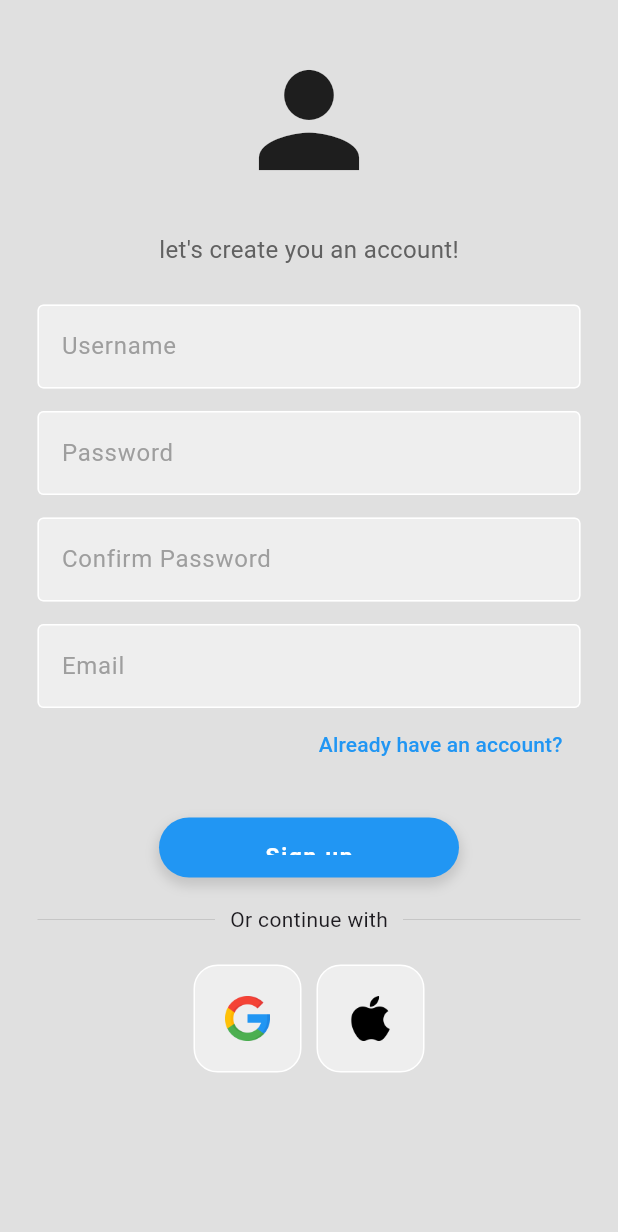
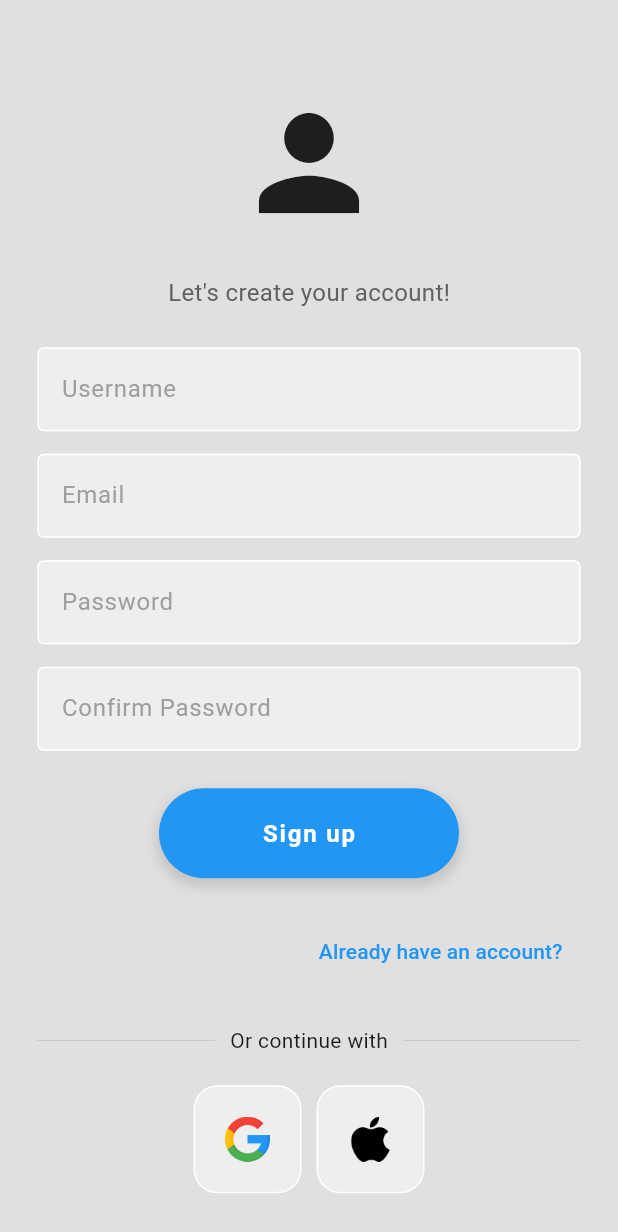
Before and after one commit to Macowen14/flutter_application2, a Flutter app: the screen it shows after launch, after a tap on "Sign up", on a phone screen of 412 x 824 dp. Shown: the top 1232 px of the screen. Run offline on Flutter 3.47's test engine with Material 3 defaults, Android fonts, the phone set to English and light mode, and no system bars; our stand-ins replace firebase_core; accounts and stored records are empty.

```diff
--- a/lib/main.dart
+++ b/lib/main.dart
@@ -1,8 +1,18 @@
+import 'package:firebase_core/firebase_core.dart';
 import 'package:flutter/material.dart';
-import 'package:flutter_application_2/pages/sign_up.dart';
 import 'pages/login_screen.dart';
 
-void main() {
+void main () async {
+  WidgetsFlutterBinding.ensureInitialized();
+  await Firebase.initializeApp(
+    options: const FirebaseOptions(
+        apiKey: 'AIzaSyCq3vyHLgKZY2fZBBLrgTv08jT4s5IDFbI',
+        appId: '1:10841637708:android:98453cf55572a4349305e9',
+        messagingSenderId: '10841637708',
+        projectId: 'flutterdemoapp-d8995',
+        storageBucket: 'flutterdemoapp-d8995.appspot.com'
+    )
+  );
   runApp(const MyApp());
 }
 
@@ -15,7 +25,7 @@ class MyApp extends StatelessWidget {
     return MaterialApp(
       debugShowCheckedModeBanner: false,
       title: 'Flutter Demo',
-      home: SignupScreen(),
+      home: LoginScreen(),
     );
   }
 }
--- a/lib/pages/login_screen.dart
+++ b/lib/pages/login_screen.dart
@@ -2,71 +2,75 @@ import 'package:flutter/material.dart';
 import 'package:flutter_application_2/components/my_button.dart';
 import 'package:flutter_application_2/components/my_text_field.dart';
 import 'package:flutter_application_2/components/square_title.dart';
+import 'package:flutter_application_2/pages/sign_up.dart';
 
 class LoginScreen extends StatelessWidget {
   LoginScreen({super.key});
 
-// text editing controllers
+  // Text editing controllers for username and password fields
   final usernameController = TextEditingController();
   final passwordController = TextEditingController();
 
-  // signin  method
-  void signUserIn() {}
+  // Sign-in method (to be implemented with authentication logic)
+  void signUserIn() {
+    // Add sign-in logic here
+  }
 
   @override
   Widget build(BuildContext context) {
     return Scaffold(
-        backgroundColor: Colors.grey[300],
+      backgroundColor: Colors.grey[300], // Set background color for the screen
       body: SafeArea(
         child: Center(
+          child: SingleChildScrollView(
+            padding: const EdgeInsets.symmetric(
+                horizontal: 20), // Add padding for better layout
             child: Column(
+              mainAxisAlignment: MainAxisAlignment.center, // Center the content
               children: [
-              const SizedBox(height: 50),
+                const SizedBox(height: 50), // Space from top
 
-              //logo
+                // App logo/icon
                 const Icon(
                   Icons.lock,
                   size: 100,
+                  color: Colors.black, // Set icon color
                 ),
 
                 const SizedBox(height: 50),
 
-//welcom back,you have been missed!
-              Text('Welcome back you have been missed !',
+                // Welcome text
+                Text(
+                  'Welcome back, you\'ve been missed!',
                   style: TextStyle(
                     color: Colors.grey[700],
-                    fontSize: 16,
-                  )),
-
-              const SizedBox(
-                height: 25,
+                    fontSize: 18,
+                    fontWeight: FontWeight.bold, // Emphasize welcome text
+                  ),
                 ),
 
-//username textfield
+                const SizedBox(height: 30),
 
+                // Username text field
                 Mytextfield(
                   controller: usernameController,
                   hintText: 'Username',
-                  obscureText: false),
-
-              const SizedBox(
-                height: 10,
+                  obscureText: false,
                 ),
 
-//password textfield
+                const SizedBox(height: 15),
 
+                // Password text field
                 Mytextfield(
                   controller: passwordController,
                   hintText: 'Password',
-                  obscureText: true),
+                  obscureText: true, // Hide password
+                ),
 
                 const SizedBox(height: 10),
 
-//forgot password textfield
-
-              Padding(
-                padding: const EdgeInsets.symmetric(horizontal: 25.0),
-                child: Row(
+                // "Forgot password" text
+                Row(
                   mainAxisAlignment: MainAxisAlignment.end,
                   children: [
                     Text(
@@ -75,64 +79,76 @@ class LoginScreen extends StatelessWidget {
                     ),
                   ],
                 ),
+
+                const SizedBox(height: 10),
+
+                // "Don't have an account?" text with sign-up button
+                Row(
+                  mainAxisAlignment: MainAxisAlignment.center,
+                  children: [
+                    const Text("Don't have an account? "),
+                    TextButton(
+                      onPressed: () {
+                        Navigator.push(
+                          context,
+                          MaterialPageRoute(
+                            builder: (context) => SignupScreen(),
+                          ),
+                        );
+                      },
+                      child: const Text(
+                        'Sign up',
+                        style: TextStyle(color: Colors.blue),
+                      ),
+                    ),
+                  ],
                 ),
 
-              const SizedBox(
-                height: 25,
-              ),
+                const SizedBox(height: 20),
 
-//sign in button
-              MyButton(
-                onTap: signUserIn,
-              ),
-              const SizedBox(
-                height: 50,
-              ),
+                // Sign-in button
+                MyButton(onTap: signUserIn),
 
-//or continue
-              Padding(
-                  padding: const EdgeInsets.symmetric(horizontal: 25.0),
-                  child: Row(
+                const SizedBox(height: 30),
+
+                // Divider with "Or continue with"
+                Row(
                   children: [
                     Expanded(
                       child: Divider(
-                          thickness: .5,
+                        thickness: 0.5,
                         color: Colors.grey[400],
                       ),
                     ),
                     const Padding(
                       padding: EdgeInsets.symmetric(horizontal: 10.0),
-                          child: Text('Or continue with')),
+                      child: Text('Or continue with'),
+                    ),
                     Expanded(
                       child: Divider(
-                        thickness: .5,
+                        thickness: 0.5,
                         color: Colors.grey[400],
-                      ))
+                      ),
+                    ),
                   ],
-                  )),
+                ),
 
-              const SizedBox(
-                height: 50,
-              ),
-//google + apple sign in text
+                const SizedBox(height: 30),
+
+                // Google and Apple sign-in options
                 const Row(
                   mainAxisAlignment: MainAxisAlignment.center,
                   children: [
-                  // google button
-                  SquareTitle(
-                    imagePath: 'assets/images/google.png',
-                  ),
-                  SizedBox(
-                    width: 10,
-                  ),
-                  SquareTitle(
-                    imagePath: 'assets/images/apple.png',
-                  )
-                ],
-              )
-//not a memmber? register now
+                    SquareTitle(imagePath: 'assets/images/google.png'),
+                    SizedBox(width: 10),
+                    SquareTitle(imagePath: 'assets/images/apple.png'),
                   ],
                 ),
-        )));
+              ],
+            ),
+          ),
+        ),
+      ),
+    );
   }
 }
--- a/lib/pages/sign_up.dart
+++ b/lib/pages/sign_up.dart
@@ -1,5 +1,4 @@
 import 'package:flutter/material.dart';
-import 'package:flutter_application_2/components/my_button.dart';
 import 'package:flutter_application_2/components/my_text_field.dart';
 import 'package:flutter_application_2/components/square_title.dart';
 
@@ -9,10 +8,13 @@ class SignupScreen extends StatelessWidget {
   // text editing controllers
   final usernameController = TextEditingController();
   final passwordController = TextEditingController();
+  final confirmPasswordController = TextEditingController();
   final emailController = TextEditingController();
 
-  // signin  method
-  void signUserIn() {}
+  // signup method (to be implemented)
+  void signUserIn() {
+    // Perform validation and signup logic here
+  }
 
   @override
   Widget build(BuildContext context) {
@@ -20,11 +22,14 @@ class SignupScreen extends StatelessWidget {
       backgroundColor: Colors.grey[300],
       body: SafeArea(
         child: Center(
+          child: SingleChildScrollView(
+            // Added to prevent overflow
             child: Column(
+              mainAxisAlignment: MainAxisAlignment.center,
               children: [
                 const SizedBox(height: 30),
 
-              //logo
+                // logo
                 const Icon(
                   Icons.person,
                   size: 100,
@@ -32,30 +37,32 @@ class SignupScreen extends StatelessWidget {
 
                 const SizedBox(height: 25),
 
-//welcom back,you have been missed!
-              Text("let's create you an account!",
+                // Welcome message
+                Text("Let's create your account!",
                     style: TextStyle(
                       color: Colors.grey[700],
                       fontSize: 16,
                     )),
 
-              const SizedBox(
-                height: 25,
-              ),
+                const SizedBox(height: 25),
 
-//username textfield
-
+                // Username textfield
                 Mytextfield(
                     controller: usernameController,
                     hintText: 'Username',
                     obscureText: false),
 
-              const SizedBox(
-                height: 15,
-              ),
+                const SizedBox(height: 15),
 
-//password textfield
+                // Email textfield
+                Mytextfield(
+                    controller: emailController,
+                    hintText: 'Email',
+                    obscureText: false),
 
+                const SizedBox(height: 15),
+
+                // Password textfield
                 Mytextfield(
                     controller: passwordController,
                     hintText: 'Password',
@@ -63,136 +70,123 @@ class SignupScreen extends StatelessWidget {
 
                 const SizedBox(height: 15),
 
-// confirm password textfield
-
+                // Confirm password textfield
                 Mytextfield(
-                  controller: passwordController,
+                    controller: confirmPasswordController,
                     hintText: 'Confirm Password',
                     obscureText: true),
 
-              const SizedBox(height: 15),
+                const SizedBox(height: 25),
 
-//email textfield
-              Mytextfield(
-                  controller: emailController,
-                  hintText: 'Email',
-                  obscureText: false),
+                // Sign-up button
+                Center(
+                  child: Container(
+                    width: 200, // Increased width
+                    height: 60, // Increased height
+                    decoration: BoxDecoration(
+                      color: Colors.blue, // Background color
+                      borderRadius: BorderRadius.circular(30.0),
+                      boxShadow: [
+                        BoxShadow(
+                          color: Colors.grey.withOpacity(0.4),
+                          spreadRadius: 2,
+                          blurRadius: 6,
+                          offset: const Offset(0, 4),
+                        ),
+                      ],
+                    ),
+                    child: ElevatedButton(
+                      style: ElevatedButton.styleFrom(
+                        backgroundColor: Colors.transparent,
+                        shadowColor: Colors.transparent,
+                        padding: const EdgeInsets.symmetric(
+                            horizontal: 20.0, vertical: 15.0),
+                        shape: RoundedRectangleBorder(
+                          borderRadius: BorderRadius.circular(30.0),
+                        ),
+                      ),
+                      onPressed: signUserIn, // Call the signup method
+                      child: const Text(
+                        'Sign up',
+                        style: TextStyle(
+                          fontSize: 16,
+                          color: Colors.white,
+                          fontWeight: FontWeight.w600,
+                          letterSpacing: 1.2,
+                        ),
+                      ),
+                    ),
+                  ),
+                ),
 
-//already have an account
+                const SizedBox(height: 25),
 
+                // Already have an account? Login
                 Padding(
                   padding: const EdgeInsets.symmetric(horizontal: 25.0),
                   child: Row(
                     mainAxisAlignment: MainAxisAlignment.end,
                     children: [
                       TextButton(
-                        onPressed: () {},
-                        child: const Text('Already have an account?',
-                            style: TextStyle(color: Colors.blue))),
+                        onPressed: () {
+                          Navigator.pop(context); // Go back to login screen
+                        },
+                        child: const Text(
+                          'Already have an account?',
+                          style: TextStyle(color: Colors.blue),
+                        ),
+                      ),
                     ],
                   ),
                 ),
 
-              const SizedBox(
-                height: 25,
-              ),
+                const SizedBox(height: 25),
 
-//sign up button
-              Center(
-                child: Container(
-                  width: 200, // Increase width
-                  height: 40, // Increase height
-                  decoration: BoxDecoration(
-                    color: Colors.blue, // Background color
-                    borderRadius:
-                        BorderRadius.circular(30.0), // Rounded corners
-                    boxShadow: [
-                      BoxShadow(
-                        color: Colors.grey.withOpacity(0.4),
-                        spreadRadius: 2,
-                        blurRadius: 6,
-                        offset: const Offset(
-                            0, 4), // Shadow position for a soft lift effect
-                      ),
-                    ],
-                  ),
-                  child: ElevatedButton(
-                    style: ElevatedButton.styleFrom(
-                      backgroundColor:
-                          Colors.transparent, // Transparent background
-                      shadowColor: Colors.transparent, // Remove default shadow
-                      padding: const EdgeInsets.symmetric(
-                          horizontal: 20.0, vertical: 15.0), // Adjust padding
-                      shape: RoundedRectangleBorder(
-                        borderRadius:
-                            BorderRadius.circular(30.0), // Match border radius
-                      ),
-                    ),
-                    onPressed: () {
-                      // Action when pressed
-                    },
-                    child: const Text(
-                      'Sign up',
-                      style: TextStyle(
-                        fontSize: 15, // Larger text size
-                        color: Colors.white, // Text color
-                        fontWeight: FontWeight.w600, // Semi-bold text
-                        letterSpacing:
-                            1.2, // Slightly increased letter spacing for readability
-                      ),
-                    ),
-                  ),
-                ),
-              ),
-
-              const SizedBox(
-                height: 18,
-              ),
-
-//or continue
+                // Or continue with
                 Padding(
                   padding: const EdgeInsets.symmetric(horizontal: 25.0),
                   child: Row(
                     children: [
                       Expanded(
                         child: Divider(
-                          thickness: .5,
+                          thickness: 0.5,
                           color: Colors.grey[400],
                         ),
                       ),
                       const Padding(
                         padding: EdgeInsets.symmetric(horizontal: 10.0),
-                          child: Text('Or continue with')),
+                        child: Text('Or continue with'),
+                      ),
                       Expanded(
                         child: Divider(
-                        thickness: .5,
+                          thickness: 0.5,
                           color: Colors.grey[400],
-                      ))
+                        ),
+                      ),
                     ],
-                  )),
+                  ),
+                ),
 
-              const SizedBox(
-                height: 20,
-              ),
-//google + apple sign in text
+                const SizedBox(height: 20),
+
+                // Google + Apple sign-in buttons
                 const Row(
                   mainAxisAlignment: MainAxisAlignment.center,
                   children: [
-                  // google button
                     SquareTitle(
                       imagePath: 'assets/images/google.png',
                     ),
-                  SizedBox(
-                    width: 10,
-                  ),
+                    SizedBox(width: 10),
                     SquareTitle(
                       imagePath: 'assets/images/apple.png',
-                  )
-                ],
-              )
-//not a memmber? register now
+                    ),
                   ],
                 ),
-        )));
+              ],
+            ),
+          ),
+        ),
+      ),
+    );
   }
 }
--- a/pubspec.yaml
+++ b/pubspec.yaml
@@ -34,6 +34,12 @@ dependencies:
   # The following adds the Cupertino Icons font to your application.
   # Use with the CupertinoIcons class for iOS style icons.
   cupertino_icons: ^1.0.8
+  firebase_core: ^3.6.0
+  firebase_messaging: ^15.1.3
+  firebase_auth: ^5.3.1
+  flutter_local_notifications: ^17.2.3
+  cloud_firestore: ^5.4.4
+  firebase_storage: ^12.3.3
 
 dev_dependencies:
   flutter_test:
```
Also changed, not shown: pubspec.lock, 1 other file. Lines whose indentation alone changed are shown as unchanged.
